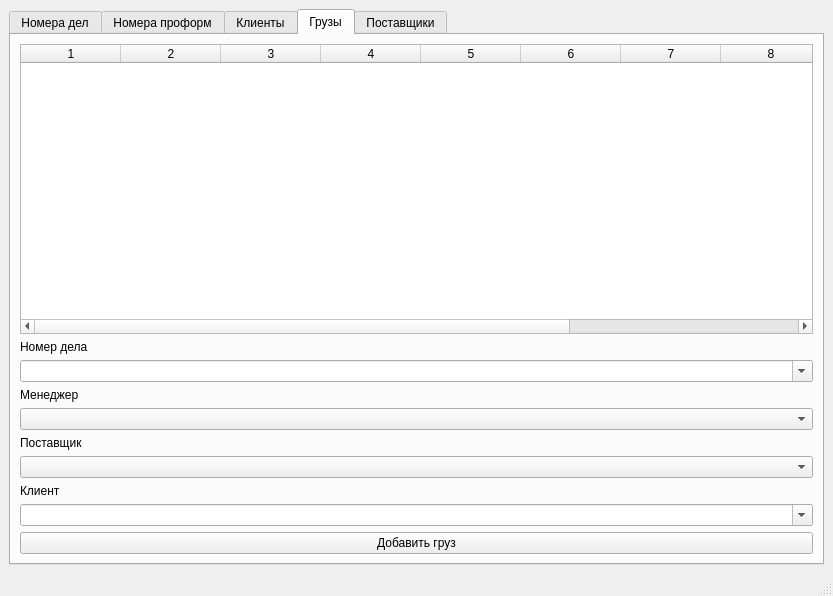
Qt form ui/main.ui (Sne51/Polarpor_DB_win) before a commit.
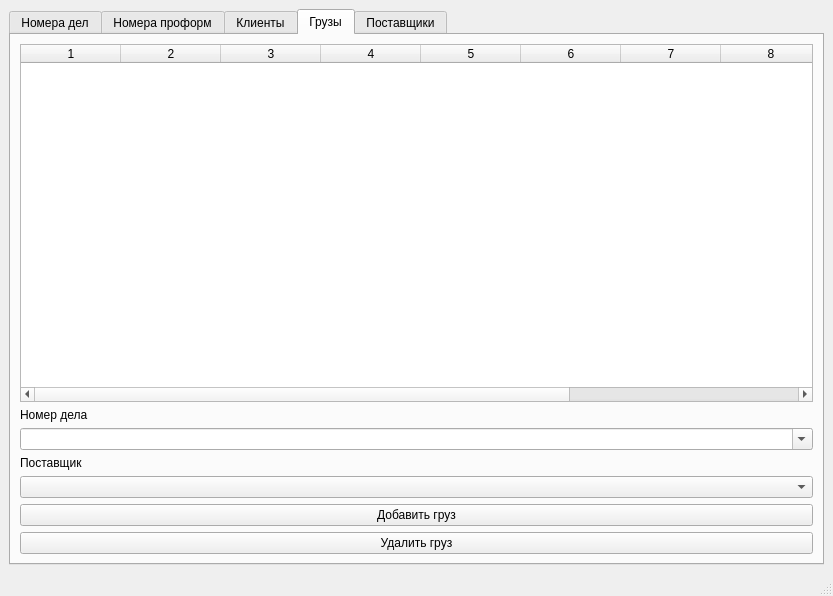
The same form after that commit.

Diff of the .ui file:
```diff
--- a/ui/main.ui
+++ b/ui/main.ui
@@ -270,22 +270,19 @@
          </widget>
         </item>
         <item row="3" column="0">
-         <widget class="QLabel" name="label_4">
+         <widget class="QLabel" name="label_5">
           <property name="text">
-           <string>Менеджер</string>
+           <string>Поставщик</string>
           </property>
          </widget>
         </item>
-        <item row="9" column="0">
+        <item row="5" column="0">
          <widget class="QPushButton" name="addCargoButton">
           <property name="text">
            <string>Добавить груз</string>
           </property>
          </widget>
         </item>
-        <item row="6" column="0">
-         <widget class="QComboBox" name="cargoSupplierInput"/>
-        </item>
         <item row="2" column="0">
          <widget class="QComboBox" name="cargoCaseNumberInput">
           <property name="editable">
@@ -293,13 +290,6 @@
           </property>
          </widget>
         </item>
-        <item row="8" column="0">
-         <widget class="QComboBox" name="cargoCustomerInput">
-          <property name="editable">
-           <bool>true</bool>
-          </property>
-         </widget>
-        </item>
         <item row="1" column="0">
          <widget class="QLabel" name="label_3">
           <property name="text">
@@ -307,20 +297,13 @@
           </property>
          </widget>
         </item>
-        <item row="5" column="0">
-         <widget class="QLabel" name="label_5">
-          <property name="text">
-           <string>Поставщик</string>
-          </property>
-         </widget>
-        </item>
         <item row="4" column="0">
-         <widget class="QComboBox" name="cargoManagerInput"/>
+         <widget class="QComboBox" name="cargoSupplierInput"/>
         </item>
-        <item row="7" column="0">
-         <widget class="QLabel" name="label_6">
+        <item row="6" column="0">
+         <widget class="QPushButton" name="deleteCargoButton">
           <property name="text">
-           <string>Клиент</string>
+           <string>Удалить груз</string>
           </property>
          </widget>
         </item>
```
